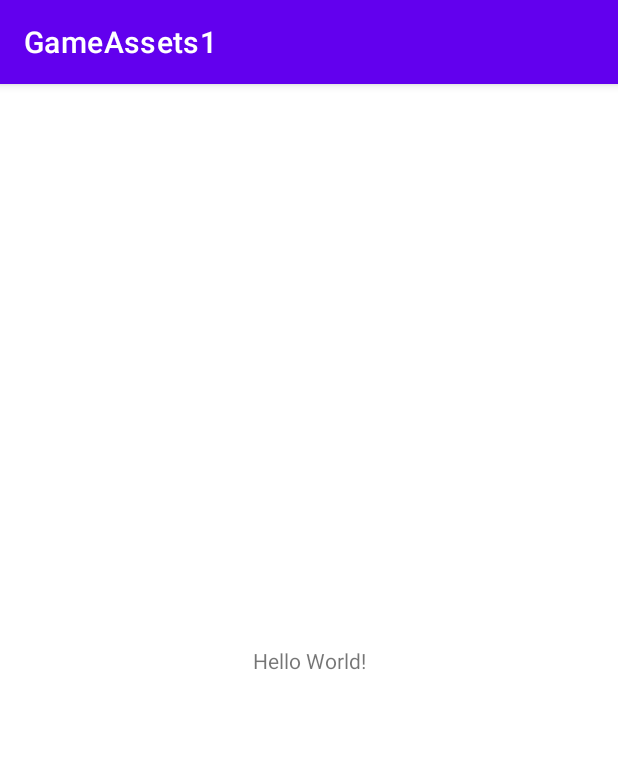
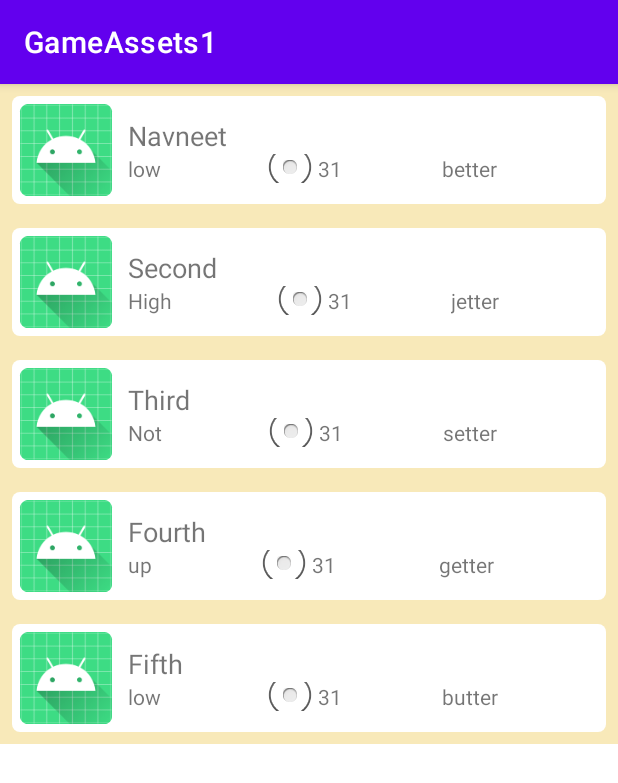
Before and after one commit to navneethh/GameAssets, an Android app: the screen it shows after launch (MainActivity), on a phone screen of 412 x 824 dp. Shown: the top 783 px of the screen. Run offline under Robolectric (Android 15) with nearby library versions, the phone set to English and light mode, and no system bars.

```diff
--- a/app/src/main/java/com/navneet/gameassets1/MainActivity.kt
+++ b/app/src/main/java/com/navneet/gameassets1/MainActivity.kt
@@ -1,12 +1,38 @@
 package com.navneet.gameassets1
 
+import android.annotation.SuppressLint
+import android.os.Bundle
 import androidx.appcompat.app.AppCompatActivity
-import android.os.Bundle
+import androidx.lifecycle.ViewModelProvider
+import androidx.recyclerview.widget.LinearLayoutManager
+import androidx.recyclerview.widget.RecyclerView
+import com.navneet.gameassets1.viewModels.MainActivityViewModel
 
 class MainActivity : AppCompatActivity() {
+    private lateinit var recyclerAdapter: RecyclerAdapter
+    private lateinit var viewModelVar: MainActivityViewModel
+    private lateinit var recycler: RecyclerView
+    @SuppressLint("NotifyDataSetChanged")
     override fun onCreate(savedInstanceState: Bundle?) {
         super.onCreate(savedInstanceState)
         setContentView(R.layout.activity_main)
-//         updating from github
+
+        recycler = findViewById(R.id.recyclerView)
+
+        viewModelVar = ViewModelProvider(this).get(MainActivityViewModel::class.java)
+        viewModelVar.init()
+        viewModelVar.getArmorList().observe(this) {
+            recyclerAdapter.notifyDataSetChanged()
+        }
+
+        initRecyclerView()
+    }
+
+    private fun initRecyclerView() {
+        recyclerAdapter = RecyclerAdapter(viewModelVar.getArmorList().value!!)
+        val layoutManager: RecyclerView.LayoutManager = LinearLayoutManager(this)
+        recycler.layoutManager = layoutManager
+        recycler.adapter = recyclerAdapter
+
     }
 }
--- a/app/src/main/java/com/navneet/gameassets1/Models/Armor.kt
+++ /dev/null
@@ -1,5 +0,0 @@
-package com.navneet.gameassets1.Models
-
-class Armor(val name: String, val rank: String, val BaseDefense: String, val type: String )   {
-
-}
--- a/app/src/main/java/com/navneet/gameassets1/RecyclerAdapter.kt
+++ b/app/src/main/java/com/navneet/gameassets1/RecyclerAdapter.kt
@@ -5,25 +5,20 @@ import android.view.View
 import android.view.ViewGroup
 import android.widget.TextView
 import androidx.recyclerview.widget.RecyclerView
-import com.navneet.gameassets1.Models.Armor
+import com.navneet.gameassets1.models.Armor
 
 class RecyclerAdapter(private val armourList:List<Armor>) : RecyclerView.Adapter<RecyclerAdapter.MyViewHolder>() {
 
-
-
-
-
     override fun onCreateViewHolder(parent: ViewGroup, viewType: Int): MyViewHolder {
-        val itemView = LayoutInflater.from(parent.context).inflate(R.layout.item_layout,parent,false)
-            return MyViewHolder(itemView)
+        val itemView =
+            LayoutInflater.from(parent.context).inflate(R.layout.item_layout, parent, false)
+        return MyViewHolder(itemView)
     }
 
     override fun onBindViewHolder(holder: MyViewHolder, position: Int) {
-
-        holder.name.text  = armourList.get(position).name;
-        holder.slots.text  = armourList.get(position).type;
-        holder.rank.text  = armourList.get(position).rank;
-
+        holder.name.text = armourList[position].name
+        holder.slots.text = armourList[position].type
+        holder.rank.text = armourList[position].rank
     }
 
     override fun getItemCount(): Int {
@@ -33,14 +28,8 @@ class RecyclerAdapter(private val armourList:List<Armor>) : RecyclerView.Adapter
 
 
     class MyViewHolder(itemView: View) : RecyclerView.ViewHolder(itemView) {
-
-
-
-
-        val name = itemView.findViewById<TextView>(R.id.armor_name)
-        val slots = itemView.findViewById<TextView>(R.id.slots)
-        val rank = itemView.findViewById<TextView>(R.id.rank)
-
-
+        val name: TextView = itemView.findViewById(R.id.armor_name)
+        val slots: TextView = itemView.findViewById(R.id.slots)
+        val rank: TextView = itemView.findViewById(R.id.rank)
     }
 }
--- /dev/null
+++ b/app/src/main/java/com/navneet/gameassets1/models/Armor.kt
@@ -0,0 +1,3 @@
+package com.navneet.gameassets1.models
+
+class Armor(val name: String, val rank: String, val BaseDefense: String, val type: String )
--- /dev/null
+++ b/app/src/main/java/com/navneet/gameassets1/viewModels/MainActivityViewModel.kt
@@ -0,0 +1,36 @@
+package com.navneet.gameassets1.viewModels
+
+import android.util.Log
+import androidx.lifecycle.MutableLiveData
+import androidx.lifecycle.LiveData
+import androidx.lifecycle.ViewModel
+import com.navneet.gameassets1.models.Armor
+
+class MainActivityViewModel : ViewModel(){
+    private var armorList : MutableLiveData<List<Armor>> = MutableLiveData()
+    private var  armorArray: ArrayList<Armor> = ArrayList()
+
+    fun init() {
+        if(armorList.value!= null){
+            Log.e("from mainactivityViewModel", "Data reloading stopped")
+            return
+        }
+        loadArmorList()
+        armorList.value= armorArray
+    }
+
+    private fun loadArmorList() {
+        armorArray.add( Armor("Navneet","low", "34","better"))
+        armorArray.add( Armor("Second","High", "11","jetter"))
+        armorArray.add( Armor("Third","Not", "34","setter"))
+        armorArray.add( Armor("Fourth","up", "45","getter"))
+        armorArray.add( Armor("Fifth","low", "64","butter"))
+
+    }
+
+    fun getArmorList(): LiveData<List<Armor>> {
+
+        return armorList
+    }
+
+}
--- /dev/null
+++ b/app/src/main/res/drawable/circular_back_10dp.xml
@@ -0,0 +1,5 @@
+<?xml version="1.0" encoding="utf-8"?>
+<shape xmlns:android="http://schemas.android.com/apk/res/android">
+<corners android:radius="5dp"/>
+    <solid android:color="@color/layout_container_backgroud"/>
+</shape>
--- a/app/src/main/res/layout/activity_main.xml
+++ b/app/src/main/res/layout/activity_main.xml
@@ -6,10 +6,10 @@
     android:layout_height="match_parent"
     tools:context=".MainActivity">
 
-    <TextView
-        android:layout_width="wrap_content"
-        android:layout_height="wrap_content"
-        android:text="Hello World!"
+    <androidx.recyclerview.widget.RecyclerView
+        android:id="@+id/recyclerView"
+        android:layout_width="0dp"
+        android:layout_height="0dp"
         app:layout_constraintBottom_toBottomOf="parent"
         app:layout_constraintEnd_toEndOf="parent"
         app:layout_constraintStart_toStartOf="parent"
--- a/app/src/main/res/layout/item_layout.xml
+++ b/app/src/main/res/layout/item_layout.xml
@@ -13,7 +13,7 @@
         android:layout_marginTop="8dp"
         android:layout_marginEnd="8dp"
         android:layout_marginBottom="8dp"
-        android:background="#FFFFFF"
+        android:background="@drawable/circular_back_10dp"
         android:orientation="horizontal"
         app:layout_constraintBottom_toBottomOf="parent"
         app:layout_constraintEnd_toEndOf="parent"
@@ -26,11 +26,13 @@
             android:layout_height="72dp"
             android:layout_weight="0"
             android:padding="5dp"
-            app:srcCompat="@mipmap/ic_launcher" />
+            app:srcCompat="@mipmap/ic_launcher"
+            android:contentDescription="@string/image_armor_type" />
 
         <LinearLayout
             android:layout_width="wrap_content"
             android:layout_height="wrap_content"
+            android:layout_gravity="center"
             android:layout_weight="1"
             android:orientation="vertical"
             android:padding="5dp">
@@ -39,7 +41,7 @@
                 android:id="@+id/armor_name"
                 android:layout_width="match_parent"
                 android:layout_height="wrap_content"
-                android:text="Item Name"
+                android:text="@string/armor_name"
                 android:textSize="18sp" />
 
             <LinearLayout
@@ -52,22 +54,22 @@
                     android:layout_width="wrap_content"
                     android:layout_height="wrap_content"
                     android:layout_weight="1"
-                    android:text="low" />
+                    android:text="@string/rank_text" />
 
                 <TextView
                     android:id="@+id/base_defense"
                     android:layout_width="wrap_content"
                     android:layout_height="match_parent"
                     android:layout_weight="1"
-                    android:drawableLeft="@android:drawable/btn_radio"
-                    android:text="31" />
+                    android:text="@string/base_defense_text"
+                    app:drawableLeftCompat="@android:drawable/btn_radio" />
 
                 <TextView
                     android:id="@+id/slots"
                     android:layout_width="wrap_content"
                     android:layout_height="wrap_content"
                     android:layout_weight="1"
-                    android:text="Slots " />
+                    android:text="@string/slots_text" />
 
             </LinearLayout>
         </LinearLayout>
--- /dev/null
+++ b/app/src/main/res/values-night/colors.xml
@@ -0,0 +1,4 @@
+<?xml version="1.0" encoding="utf-8"?>
+<resources>
+    <color name="layout_container_backgroud">#FFFFFF</color>
+</resources>
--- a/app/src/main/res/values/colors.xml
+++ b/app/src/main/res/values/colors.xml
@@ -7,4 +7,5 @@
     <color name="teal_700">#FF018786</color>
     <color name="black">#FF000000</color>
     <color name="white">#FFFFFFFF</color>
+    <color name="layout_container_backgroud">#FFFFFF</color>
 </resources>
--- a/app/src/main/res/values/strings.xml
+++ b/app/src/main/res/values/strings.xml
@@ -1,3 +1,8 @@
 <resources>
     <string name="app_name">GameAssets1</string>
+    <string name="image_armor_type">Image representing armor type</string>
+    <string name="armor_name">Item Name</string>
+    <string name="rank_text">low</string>
+    <string name="base_defense_text">31</string>
+    <string name="slots_text">Slots</string>
 </resources>
```
